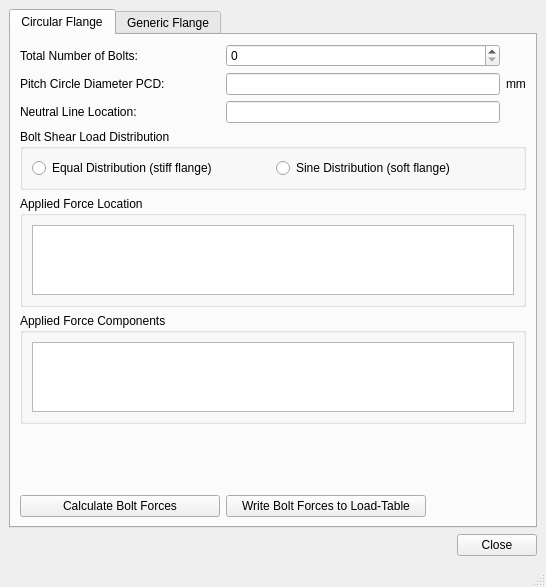
This is BAT/src/gui/bat_flange.ui in misams/BAT as Qt 5 draws it before an edit. The edited form follows.
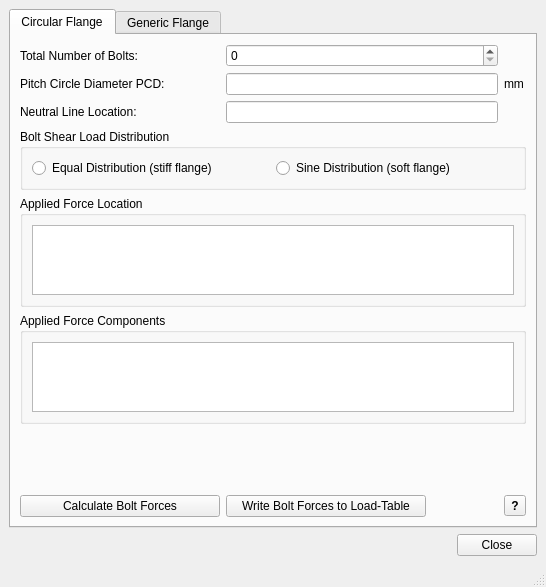
This is the edited form.

What changed in the file:
```diff
--- a/BAT/src/gui/bat_flange.ui
+++ b/BAT/src/gui/bat_flange.ui
@@ -261,6 +261,19 @@
           </layout>
          </widget>
         </item>
+        <item row="8" column="2">
+         <widget class="QToolButton" name="toolButton_help">
+          <property name="font">
+           <font>
+            <weight>75</weight>
+            <bold>true</bold>
+           </font>
+          </property>
+          <property name="text">
+           <string>?</string>
+          </property>
+         </widget>
+        </item>
        </layout>
       </widget>
       <widget class="QWidget" name="tab_generic_flange">
```
